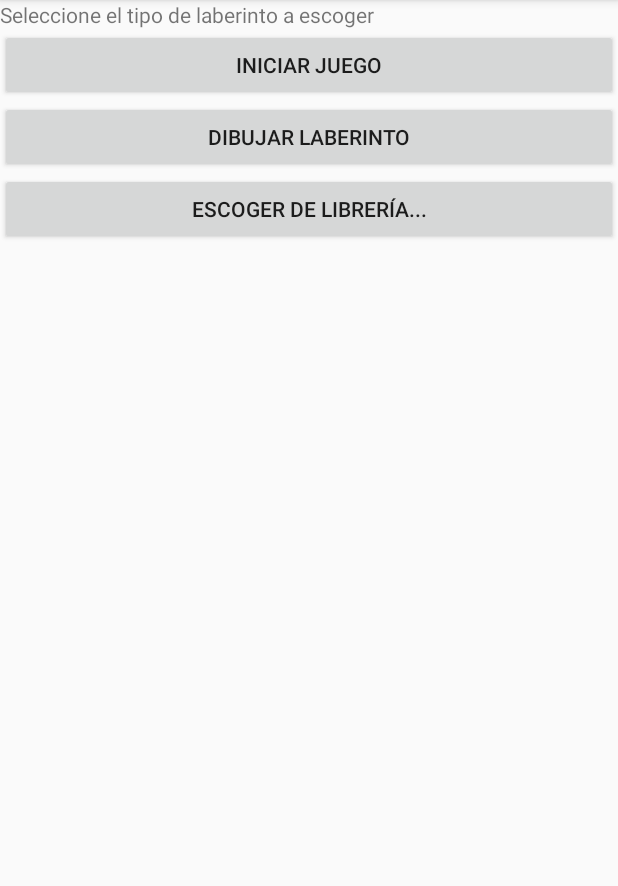
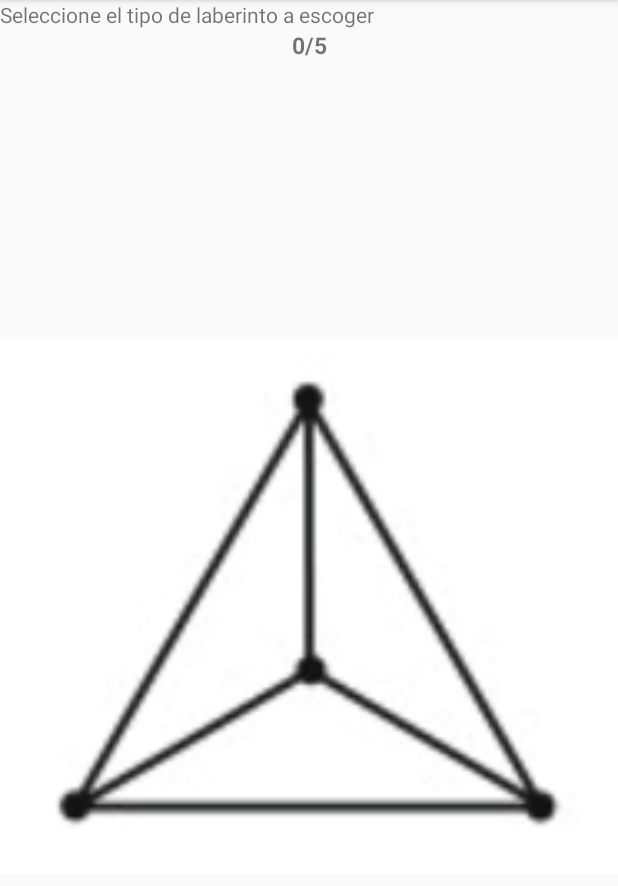
Before and after one commit to mecanos28/Wumpus-AR, an Android app: the SelectPolyActivity screen opened directly, with no data from a screen before it, on a phone screen of 412 x 824 dp, the part 84-970 px from its top. Run offline under Robolectric (Android 15) with nearby library versions, the light colour scheme and no system bars.

Commit message:
Slider para imagenes

```diff
--- a/app/src/main/java/com/example/benja/canvas/AdminSQLite.java
+++ b/app/src/main/java/com/example/benja/canvas/AdminSQLite.java
@@ -56,7 +56,7 @@ public class AdminSQLite extends SQLiteOpenHelper {
         db.execSQL("INSERT INTO GRAPH (relations, number_of_caves, name) " +
                 "VALUES (011110*101101*110011*110011*101101*011110, 6, Octahedron);");
         db.execSQL("INSERT INTO GRAPH (relations, number_of_caves, name) " +
-                "VALUES (01101000*10010100*10010010*01100001*10000110*01001001*00101001*00010110, 8, Cube);");
+                "VALUES (01101000*10010100*10010010*01100001*10000110*01001001*00101001*00010110, 8, cube);");
         db.execSQL("INSERT INTO GRAPH (relations, number_of_caves, name) " +
                 "VALUES (011111000000*101010000101*110001000011*100011110000*110100100100*101100010010*000110011100*000101101010*000000110111*010010101001*001001011001*011000001110, 12, Icosahedron);");
         db.execSQL("INSERT INTO GRAPH (relations, number_of_caves, name) " +
--- /dev/null
+++ b/app/src/main/java/com/example/benja/canvas/CustomSwip.java
@@ -0,0 +1,53 @@
+package com.example.benja.canvas;
+
+import android.content.Context;
+import android.support.v4.view.PagerAdapter;
+import android.view.LayoutInflater;
+import android.view.View;
+import android.view.ViewGroup;
+import android.widget.ImageView;
+import android.widget.TextView;
+
+/**
+ * Created by Jhosua on 30/09/2017.
+ */
+
+public class CustomSwip extends PagerAdapter {
+
+    private int[] imageResources;
+    private Context context;
+    private LayoutInflater layoutInflater;
+
+    public CustomSwip(Context context, int[]imageResources) {
+        this.context = context;
+        this.imageResources = imageResources;
+    }
+
+    @Override
+    public int getCount() {
+        return imageResources.length;
+    }
+
+    @Override
+    public Object instantiateItem(ViewGroup container, int position) {
+        layoutInflater = (LayoutInflater)context.getSystemService(Context.LAYOUT_INFLATER_SERVICE);
+        View itemView = layoutInflater.inflate(R.layout.activity_custom_swip,container,false);
+        ImageView imageView = (ImageView) itemView.findViewById(R.id.swip_image_view);
+        TextView textView = (TextView) itemView.findViewById(R.id.imageCount);
+        imageView.setImageResource(imageResources[position]);
+        textView.setText(position+"/"+imageResources.length);
+        container.addView(itemView);
+        return itemView;
+    }
+
+    @Override
+    public void destroyItem(ViewGroup container, int position, Object object) {
+
+    }
+
+    @Override
+    public boolean isViewFromObject(View view, Object object) {
+
+        return  (view==object);
+    }
+}
--- a/app/src/main/java/com/example/benja/canvas/Graph.java
+++ b/app/src/main/java/com/example/benja/canvas/Graph.java
@@ -20,7 +20,7 @@ public class Graph {
     public Graph(String relations, int numberOfCaves) {
         this.maximumCaves = numberOfCaves;
         this.cavesRelations = new boolean[this.maximumCaves][this.maximumCaves];
-        stringToArray(relations);
+        this.stringToArray(relations);
         this.allCaves = new ArrayList<Cave>();
     }
 
--- a/app/src/main/java/com/example/benja/canvas/MainActivity.java
+++ b/app/src/main/java/com/example/benja/canvas/MainActivity.java
@@ -19,7 +19,7 @@ public class MainActivity extends Activity {
 
     public void tipoIndividual(View vista)
     {
-        setContentView(R.layout.layout_individual);
+        setContentView(R.layout.activity_select_poly);
 
     }
 
--- a/app/src/main/java/com/example/benja/canvas/SelectPolyActivity.java
+++ b/app/src/main/java/com/example/benja/canvas/SelectPolyActivity.java
@@ -2,18 +2,26 @@ package com.example.benja.canvas;
 
 import android.database.Cursor;
 import android.database.sqlite.SQLiteDatabase;
+import android.support.v4.view.ViewPager;
 import android.support.v7.app.AppCompatActivity;
 import android.os.Bundle;
 import android.view.View;
 import android.widget.Button;
 import android.widget.Toast;
 
-public class SelectPolyActivity extends AppCompatActivity {
+public class SelectPolyActivity extends AppCompatActivity  {
+
+    ViewPager viewPager;
+    CustomSwip  customSwip;
 
     @Override
     protected void onCreate(Bundle savedInstanceState) {
         super.onCreate(savedInstanceState);
         setContentView(R.layout.activity_select_poly);
+        viewPager=(ViewPager)findViewById(R.id.ImageSlider);
+        int[] imageResources = {R.drawable.tetra,R.drawable.octa,R.drawable.cube,R.drawable.icosa,R.drawable.dodeca};
+        customSwip = new CustomSwip(this,imageResources);
+        viewPager.setAdapter(customSwip);
     }
 
     /*
@@ -34,7 +42,7 @@ public class SelectPolyActivity extends AppCompatActivity {
                 graphName = "Octahedron";
                 break;
             case "btnCube":
-                graphName = "Cube";
+                graphName = "cube";
                 break;
             case "btnIcosahedron":
                 graphName = "Icosahedron";
--- /dev/null
+++ b/app/src/main/res/layout/activity_custom_swip.xml
@@ -0,0 +1,20 @@
+<?xml version="1.0" encoding="utf-8"?>
+<LinearLayout xmlns:android="http://schemas.android.com/apk/res/android"
+    android:orientation="vertical" android:layout_width="match_parent"
+    android:layout_height="match_parent">
+
+    <TextView
+        android:id="@+id/imageCount"
+        android:layout_width="match_parent"
+        android:layout_height="wrap_content"
+        android:text="TextView"
+        android:gravity="center"
+        android:textStyle="bold"
+        android:textSize="15sp"/>
+
+    <ImageView
+        android:layout_width="match_parent"
+        android:layout_height="match_parent"
+        android:id="@+id/swip_image_view"
+        android:contentDescription="" />
+</LinearLayout>
--- a/app/src/main/res/layout/activity_select_poly.xml
+++ b/app/src/main/res/layout/activity_select_poly.xml
@@ -13,21 +13,26 @@
         android:layout_height="wrap_content"
         android:text="Seleccione el tipo de laberinto a escoger" />
 
+    <android.support.v4.view.ViewPager
+        android:id="@+id/ImageSlider"
+        android:layout_width="match_parent"
+        android:layout_height="match_parent" />
+
     <Button
-        android:id="@+id/button"
+        android:id="@+id/bttnStartGame"
         android:layout_width="match_parent"
         android:layout_height="wrap_content"
-        android:text="Iniciar Juego" />
+        android:text="Start Game" />
 
     <Button
-        android:id="@+id/button2"
+        android:id="@+id/bttnDrawLab"
         android:layout_width="match_parent"
         android:layout_height="wrap_content"
-        android:text="Dibujar Laberinto" />
+        android:text="Draw a new labyrinth" />
 
     <Button
-        android:id="@+id/button3"
+        android:id="@+id/bttnChooseLib"
         android:layout_width="match_parent"
         android:layout_height="wrap_content"
-        android:text="Escoger De Librería..." />
+        android:text="Choose from library..." />
 </LinearLayout>
```
Also changed, not shown: app/src/main/res/drawable/cube.PNG (added), app/src/main/res/drawable/dodeca.PNG (added), app/src/main/res/drawable/icosa.PNG (added), app/src/main/res/drawable/octa.PNG (added), app/src/main/res/drawable/tetra.PNG (added).
